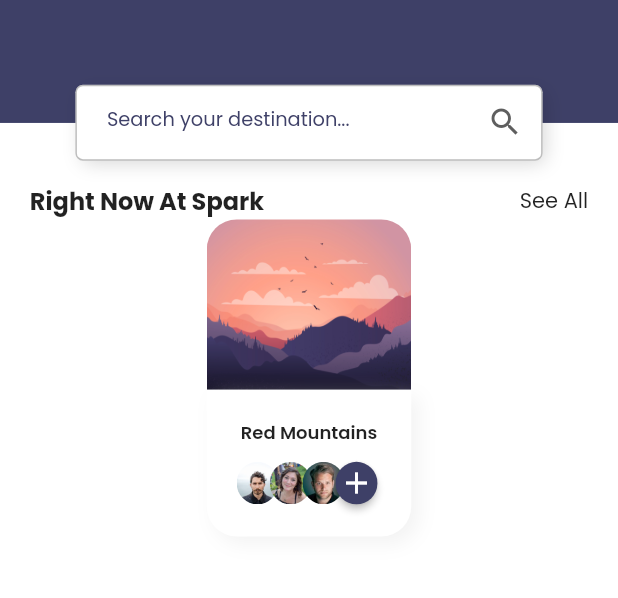
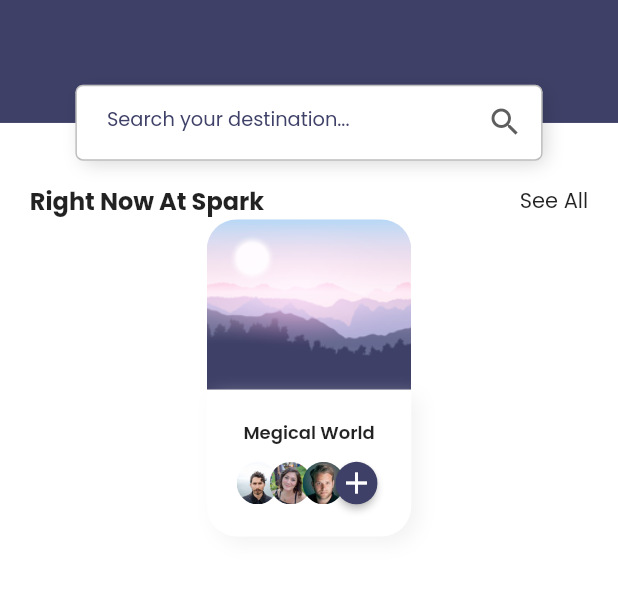
Before and after one commit to shimizu-saffle/flutter-ui-practice-1, a Flutter app: the screen it shows after launch, on a phone screen of 412 x 824 dp, the part 355-953 px from its top. Run offline on Flutter 3.47's test engine with Material 2 defaults, Android fonts, the phone set to English and light mode, and no system bars; our stand-ins replace gap, google_fonts.

Commit message:
define: PlaceCard

```diff
--- /dev/null
+++ b/lib/screens/home/components/place_card.dart
@@ -0,0 +1,73 @@
+import 'package:flutter/material.dart';
+import 'package:gap/gap.dart';
+
+import '../../../constants.dart';
+import '../../../models/TravelSpot.dart';
+import '../../../size_config.dart';
+import 'travelers.dart';
+
+class PlaceCard extends StatelessWidget {
+  const PlaceCard({
+    Key? key,
+    required this.travelSpots,
+    required this.press,
+  }) : super(key: key);
+
+  final TravelSpot travelSpots;
+  final GestureTapCallback press;
+
+  @override
+  Widget build(BuildContext context) {
+    return SizedBox(
+      width: getProportionateScreenWidth(137),
+      child: Column(
+        children: [
+          AspectRatio(
+            aspectRatio: 1.2,
+            child: Container(
+              decoration: BoxDecoration(
+                borderRadius: BorderRadius.only(
+                  topLeft: Radius.circular(20),
+                  topRight: Radius.circular(20),
+                ),
+                image: DecorationImage(
+                  image: AssetImage(travelSpots.image),
+                  fit: BoxFit.cover,
+                ),
+              ),
+            ),
+          ),
+          Container(
+            width: getProportionateScreenWidth(137),
+            padding: EdgeInsets.all(
+              getProportionateScreenWidth(kDefaultPadding),
+            ),
+            decoration: BoxDecoration(
+              color: Colors.white,
+              borderRadius: BorderRadius.only(
+                bottomLeft: Radius.circular(20),
+                bottomRight: Radius.circular(20),
+              ),
+              boxShadow: [kDefaultShadow],
+            ),
+            child: Column(
+              children: [
+                Text(
+                  travelSpots.name,
+                  style: TextStyle(
+                    fontSize: 12,
+                    fontWeight: FontWeight.w600,
+                  ),
+                ),
+                Gap(getProportionateScreenHeight(10)),
+                Travelers(
+                  users: travelSpots.users,
+                ),
+              ],
+            ),
+          ),
+        ],
+      ),
+    );
+  }
+}
--- a/lib/screens/home/components/popular_place.dart
+++ b/lib/screens/home/components/popular_place.dart
@@ -1,11 +1,8 @@
 import 'package:flutter/material.dart';
-import 'package:gap/gap.dart';
-import 'package:travel/screens/home/components/travelers.dart';
 
 import '../../../components/section_title.dart';
-import '../../../constants.dart';
 import '../../../models/TravelSpot.dart';
-import '../../../size_config.dart';
+import 'place_card.dart';
 
 class PopularPlace extends StatelessWidget {
   const PopularPlace({
@@ -20,54 +17,9 @@ class PopularPlace extends StatelessWidget {
           title: 'Right Now At Spark',
           press: () {},
         ),
-        SizedBox(
-          width: getProportionateScreenWidth(137),
-          child: Column(
-            children: [
-              AspectRatio(
-                aspectRatio: 1.2,
-                child: Container(
-                  decoration: BoxDecoration(
-                    borderRadius: BorderRadius.only(
-                      topLeft: Radius.circular(20),
-                      topRight: Radius.circular(20),
-                    ),
-                    image: DecorationImage(
-                      image: AssetImage(travelSpots[0].image),
-                      fit: BoxFit.cover,
-                    ),
-                  ),
-                ),
-              ),
-              Container(
-                width: getProportionateScreenWidth(137),
-                padding: EdgeInsets.all(
-                  getProportionateScreenWidth(kDefaultPadding),
-                ),
-                decoration: BoxDecoration(
-                  color: Colors.white,
-                  borderRadius: BorderRadius.only(
-                    bottomLeft: Radius.circular(20),
-                    bottomRight: Radius.circular(20),
-                  ),
-                  boxShadow: [kDefaultShadow],
-                ),
-                child: Column(
-                  children: [
-                    Text(
-                      travelSpots[0].name,
-                      style: TextStyle(
-                        fontSize: 12,
-                        fontWeight: FontWeight.w600,
-                      ),
-                    ),
-                    Gap(getProportionateScreenHeight(10)),
-                    Travelers(),
-                  ],
-                ),
-              ),
-            ],
-          ),
+        PlaceCard(
+          travelSpots: travelSpots[1],
+          press: () {},
         ),
       ],
     );
```
